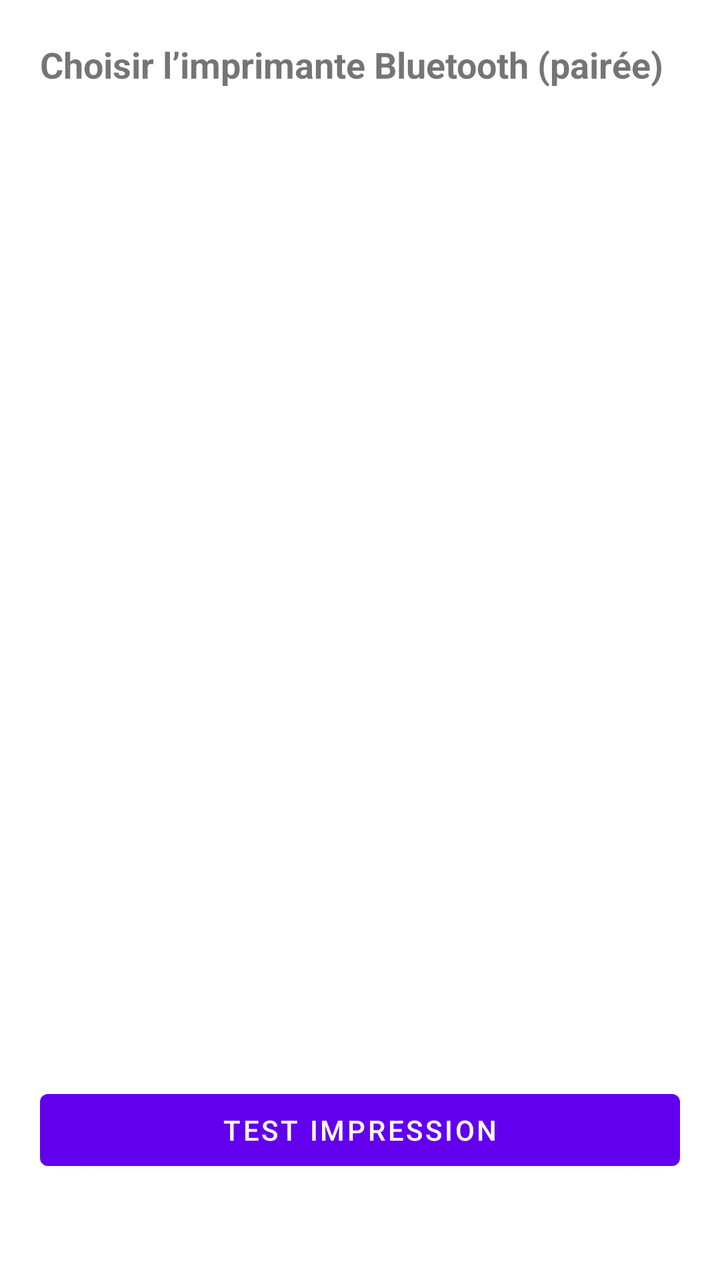
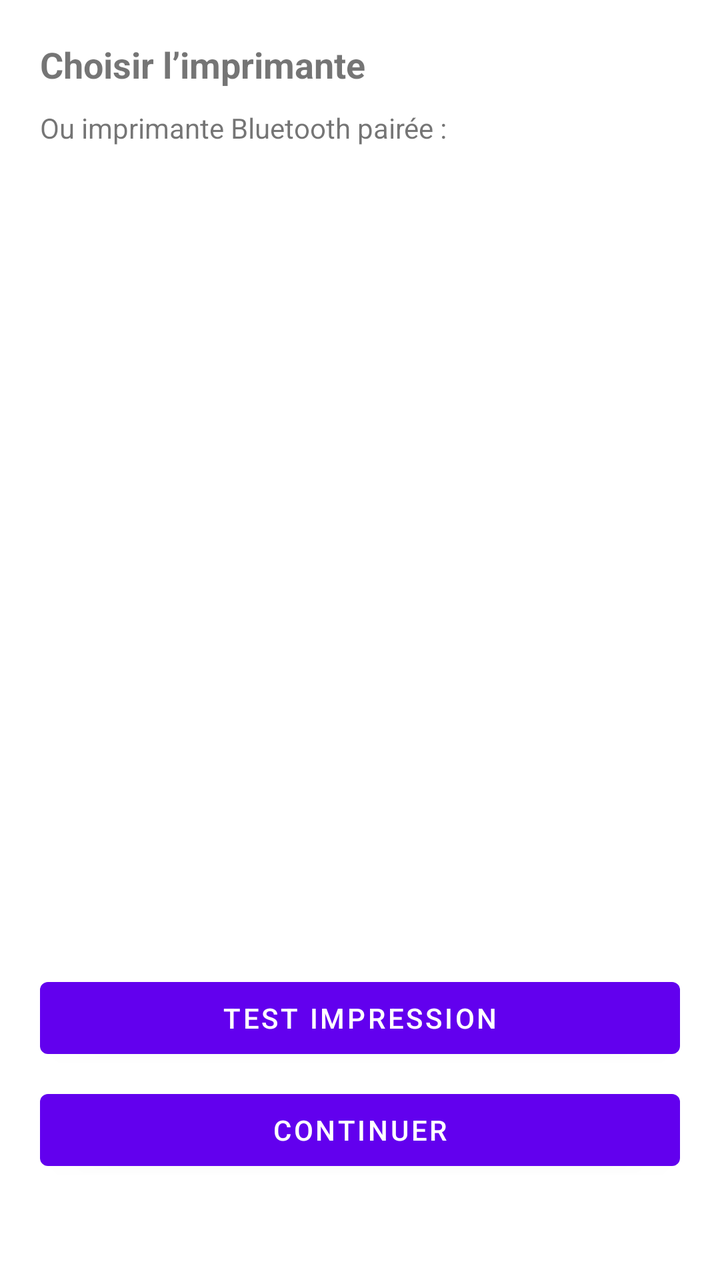

Before-and-after screenshots of an Android layout around one commit, followed by the original layout XML and the change that was made.
<!-- AndroidManifest.xml: application theme Theme.MaterialComponents.DayNight.NoActionBar -->
<!-- res/layout/activity_printer_setup.xml -->
<?xml version="1.0" encoding="utf-8"?>
<LinearLayout xmlns:android="http://schemas.android.com/apk/res/android"
  android:layout_width="match_parent"
  android:layout_height="match_parent"
  android:orientation="vertical"
  android:padding="20dp">

  <TextView
    android:layout_width="match_parent"
    android:layout_height="wrap_content"
    android:text="Choisir l’imprimante Bluetooth (pairée)"
    android:textStyle="bold"
    android:textSize="18sp"
    android:paddingBottom="10dp" />

  <ListView
    android:id="@+id/list"
    android:layout_width="match_parent"
    android:layout_height="0dp"
    android:layout_weight="1" />

  <Button
    android:id="@+id/testPrint"
    android:layout_width="match_parent"
    android:layout_height="wrap_content"
    android:text="Test impression"
    android:layout_marginTop="12dp" />

  <TextView
    android:id="@+id/status"
    android:layout_width="match_parent"
    android:layout_height="wrap_content"
    android:text=""
    android:layout_marginTop="12dp" />

</LinearLayout>
<!-- resources referenced by this layout -->
<resources>

</resources>

<!-- the commit's change to res/layout/activity_printer_setup.xml (unified diff, before → after) -->
@@ -6,12 +6,28 @@
   android:padding="20dp">
 
   <TextView
+    android:id="@+id/title"
     android:layout_width="match_parent"
     android:layout_height="wrap_content"
-    android:text="Choisir l’imprimante Bluetooth (pairée)"
+    android:text="Choisir l’imprimante"
     android:textStyle="bold"
     android:textSize="18sp"
     android:paddingBottom="10dp" />
+
+  <Button
+    android:id="@+id/useSunmi"
+    android:layout_width="match_parent"
+    android:layout_height="wrap_content"
+    android:text="Utiliser l’imprimante intégrée Sunmi"
+    android:visibility="gone"
+    android:layout_marginBottom="12dp" />
+
+  <TextView
+    android:layout_width="match_parent"
+    android:layout_height="wrap_content"
+    android:text="Ou imprimante Bluetooth pairée :"
+    android:textSize="14sp"
+    android:paddingBottom="6dp" />
 
   <ListView
     android:id="@+id/list"
@@ -26,6 +42,13 @@
     android:text="Test impression"
     android:layout_marginTop="12dp" />
 
+  <Button
+    android:id="@+id/continueBtn"
+    android:layout_width="match_parent"
+    android:layout_height="wrap_content"
+    android:text="Continuer"
+    android:layout_marginTop="8dp" />
+
   <TextView
     android:id="@+id/status"
     android:layout_width="match_parent"
